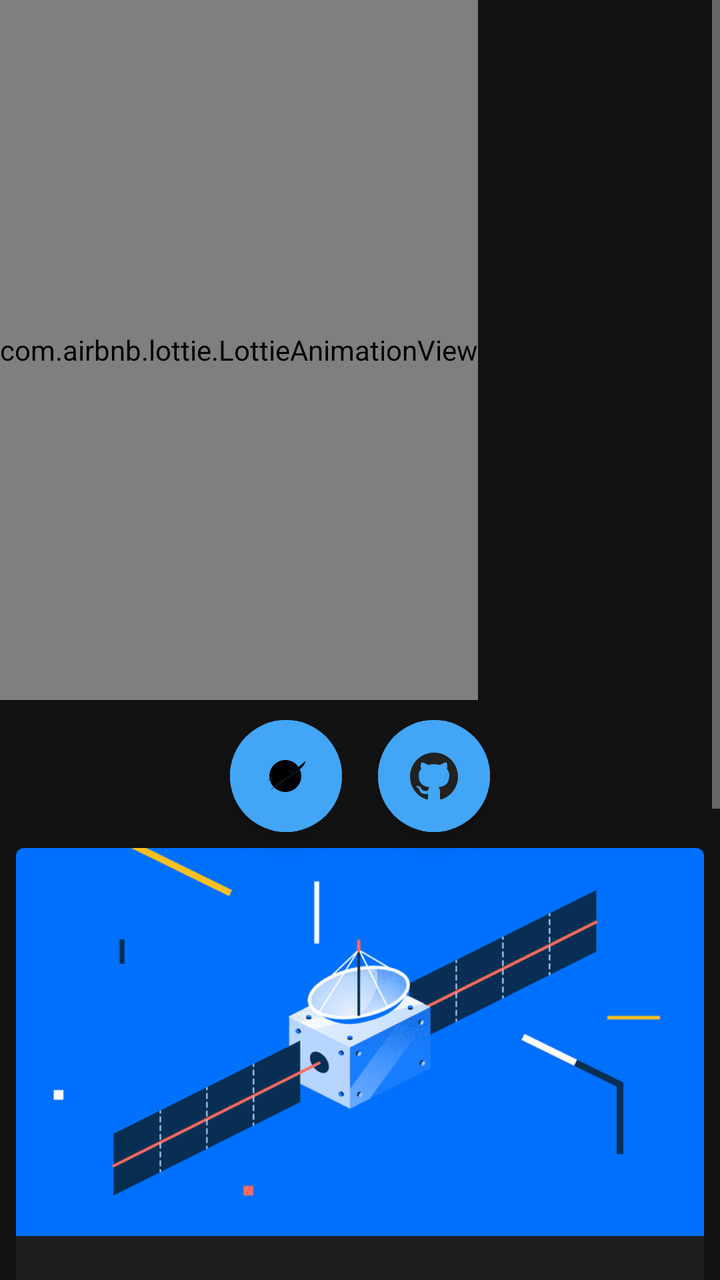
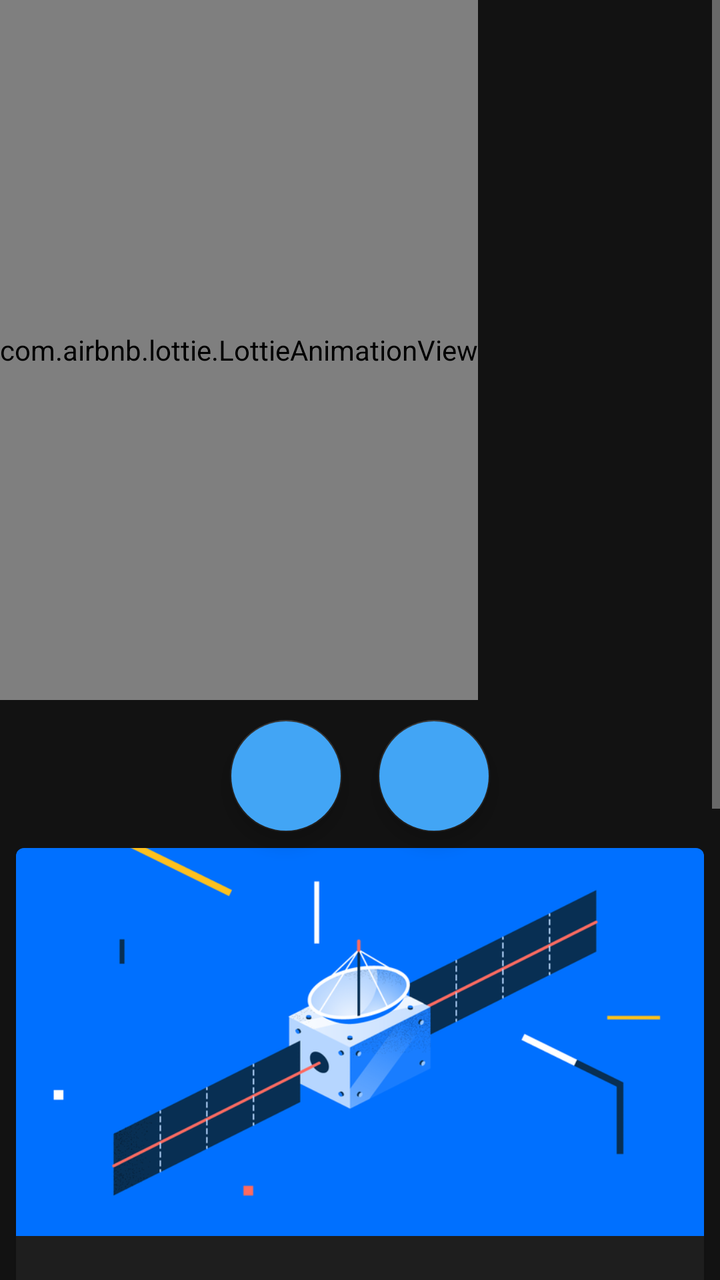

Before-and-after screenshots of an Android layout around one commit, followed by the original layout XML and the change that was made.
<!-- AndroidManifest.xml: application theme AppTheme -->
<!-- res/layout/frag_home.xml -->
<?xml version="1.0" encoding="utf-8"?>
<ScrollView android:layout_width="match_parent"
    android:layout_height="match_parent"
    xmlns:android="http://schemas.android.com/apk/res/android">
<RelativeLayout xmlns:android="http://schemas.android.com/apk/res/android"
    android:layout_width="match_parent"
    android:layout_height="match_parent"
    xmlns:app="http://schemas.android.com/apk/res-auto"
    android:backgroundTint="@color/transparent">

    <com.airbnb.lottie.LottieAnimationView
        android:id="@+id/animationView"
        android:layout_width="wrap_content"
        android:layout_height="350dp"
        app:lottie_autoPlay="true"
        app:lottie_loop="true"
        app:lottie_rawRes="@raw/animation" />
    <com.google.android.material.floatingactionbutton.ExtendedFloatingActionButton
        android:id="@+id/openNasaBtn"
        android:layout_width="wrap_content"
        android:layout_height="wrap_content"

        android:layout_below="@id/animationView"

        android:layout_marginLeft="115dp"
        android:layout_marginTop="10dp"

        android:backgroundTint="@color/colorAccent"
        android:contentDescription="@string/launch"

        app:backgroundTint="@color/ic_orbital_background"
        app:icon="@drawable/ic_nasa_logo"
        app:iconTint="@color/colorPrimaryDark"
        app:rippleColor="@color/colorAccent" />

    <com.google.android.material.floatingactionbutton.ExtendedFloatingActionButton
        android:id="@+id/openGitBtn"
        android:layout_width="wrap_content"
        android:layout_height="wrap_content"
        android:layout_alignParentEnd="true"
        android:layout_below="@id/animationView"

        android:layout_marginEnd="115dp"
        android:layout_marginTop="10dp"

        android:backgroundTint="@color/colorAccent"
        android:contentDescription="@string/launch"

        app:backgroundTint="@color/ic_orbital_background"
        app:icon="@drawable/ic_github_logo"
        app:iconTint="@color/colorPrimary"
        app:rippleColor="@color/colorAccent" />
    <com.google.android.material.card.MaterialCardView
        android:id="@+id/profcard"
        android:layout_width="match_parent"
        android:layout_height="wrap_content"
        android:layout_below="@id/openGitBtn"
        android:layout_margin="8dp">

        <LinearLayout
            android:layout_width="match_parent"
            android:layout_height="wrap_content"
            android:orientation="vertical">

            
            <ImageView
                android:layout_width="match_parent"
                android:layout_height="194dp"
                android:contentDescription="@string/content_description_media"
                android:scaleType="centerCrop"
                app:srcCompat="@drawable/bsat" />

            <LinearLayout
                android:layout_width="match_parent"
                android:layout_height="wrap_content"
                android:orientation="vertical"
                android:padding="16dp">

                
                <TextView
                    android:layout_width="wrap_content"
                    android:layout_height="wrap_content"
                    android:text="@string/profile"
                    android:textAppearance="?attr/textAppearanceHeadline6" />

                <TextView
                    android:layout_width="wrap_content"
                    android:layout_height="wrap_content"
                    android:layout_marginTop="8dp"
                    android:text="@string/welcome_to_you_profile"
                    android:textAppearance="?attr/textAppearanceBody2"
                    android:textColor="@color/colorAccent"
                    android:textSize="16sp" />

            </LinearLayout>

        </LinearLayout>

    </com.google.android.material.card.MaterialCardView>

    <com.google.android.material.card.MaterialCardView
        android:id="@+id/profcard2"
        android:layout_width="match_parent"
        android:layout_height="wrap_content"
        android:layout_below="@id/profcard"
        android:layout_margin="8dp">

        <LinearLayout
            android:layout_width="match_parent"
            android:layout_height="wrap_content"
            android:orientation="vertical">

            
            <ImageView
                android:layout_width="match_parent"
                android:layout_height="194dp"
                android:contentDescription="@string/content_description_media"
                android:scaleType="centerCrop"
                app:srcCompat="@drawable/bsat" />

            <LinearLayout
                android:layout_width="match_parent"
                android:layout_height="wrap_content"
                android:orientation="vertical"
                android:padding="16dp">

                
                <TextView
                    android:layout_width="wrap_content"
                    android:layout_height="wrap_content"
                    android:text="@string/profile"
                    android:textAppearance="?attr/textAppearanceHeadline6" />

                <TextView
                    android:layout_width="wrap_content"
                    android:layout_height="wrap_content"
                    android:layout_marginTop="8dp"
                    android:text="@string/welcome_to_you_profile"
                    android:textAppearance="?attr/textAppearanceBody2"
                    android:textColor="@color/colorAccent"
                    android:textSize="16sp" />

            </LinearLayout>

        </LinearLayout>

    </com.google.android.material.card.MaterialCardView>



</RelativeLayout>

</ScrollView>
<!-- resources referenced by this layout -->
<resources>
  <color name="colorAccent">#42A5F5</color>
  <color name="colorPrimary">#212121</color>
  <color name="colorPrimaryDark">#000000</color>
  <color name="ic_orbital_background">#212121</color>
  <color name="transparent">@android:color/transparent</color>
  <!-- drawable bsat: webp bitmap (drawable, 38086 bytes) -->
  <!-- drawable ic_github_logo: vector/xml drawable (drawable, 2590 chars, omitted) -->
  <!-- drawable ic_nasa_logo: vector/xml drawable (drawable, 13957 chars, omitted) -->
  <string name="content_description_media">Taken on:</string>
  <string name="launch">launch</string>
  <string name="profile">Profile</string>
  <string name="welcome_to_you_profile">Welcome to you Profile</string>
  <style name="AppTheme" parent="Theme.MaterialComponents">
          
          <item name="windowActionBar">true</item>
          <item name="colorPrimary">#212121</item>
          <item name="colorPrimaryDark">@color/colorPrimaryDark</item>
          <item name="colorAccent">#42A5F5</item>
      </style>
</resources>

<!-- the commit's change to res/layout/frag_home.xml (unified diff, before → after) -->
@@ -15,7 +15,7 @@
         app:lottie_autoPlay="true"
         app:lottie_loop="true"
         app:lottie_rawRes="@raw/animation" />
-    <com.google.android.material.floatingactionbutton.ExtendedFloatingActionButton
+    <com.google.android.material.floatingactionbutton.FloatingActionButton
         android:id="@+id/openNasaBtn"
         android:layout_width="wrap_content"
         android:layout_height="wrap_content"
@@ -31,9 +31,10 @@
         app:backgroundTint="@color/ic_orbital_background"
         app:icon="@drawable/ic_nasa_logo"
         app:iconTint="@color/colorPrimaryDark"
-        app:rippleColor="@color/colorAccent" />
+        app:rippleColor="@color/colorAccent"
+        />
 
-    <com.google.android.material.floatingactionbutton.ExtendedFloatingActionButton
+    <com.google.android.material.floatingactionbutton.FloatingActionButton
         android:id="@+id/openGitBtn"
         android:layout_width="wrap_content"
         android:layout_height="wrap_content"
